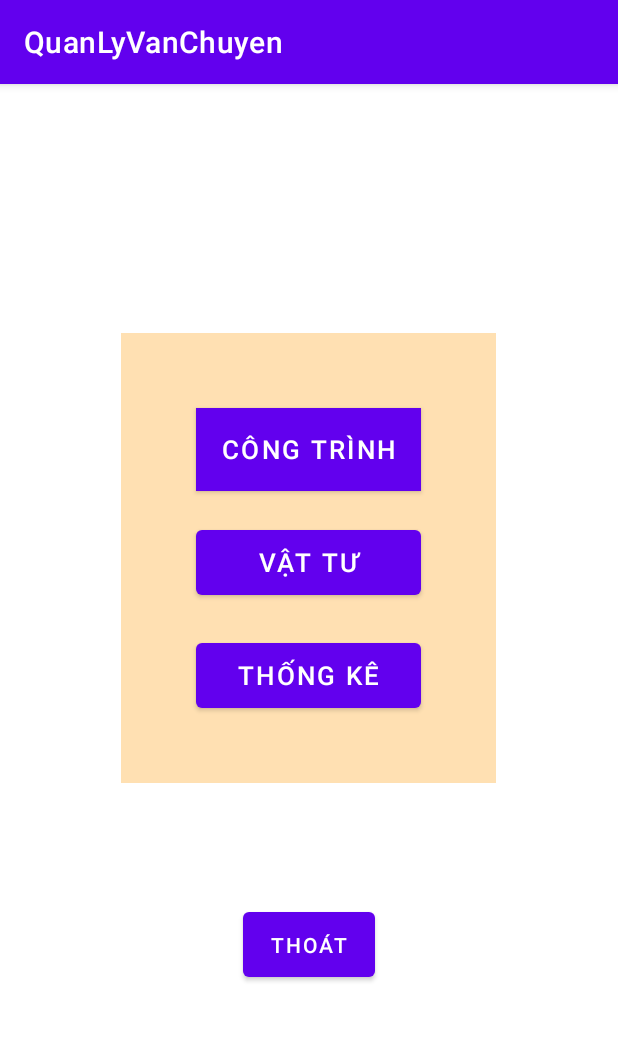
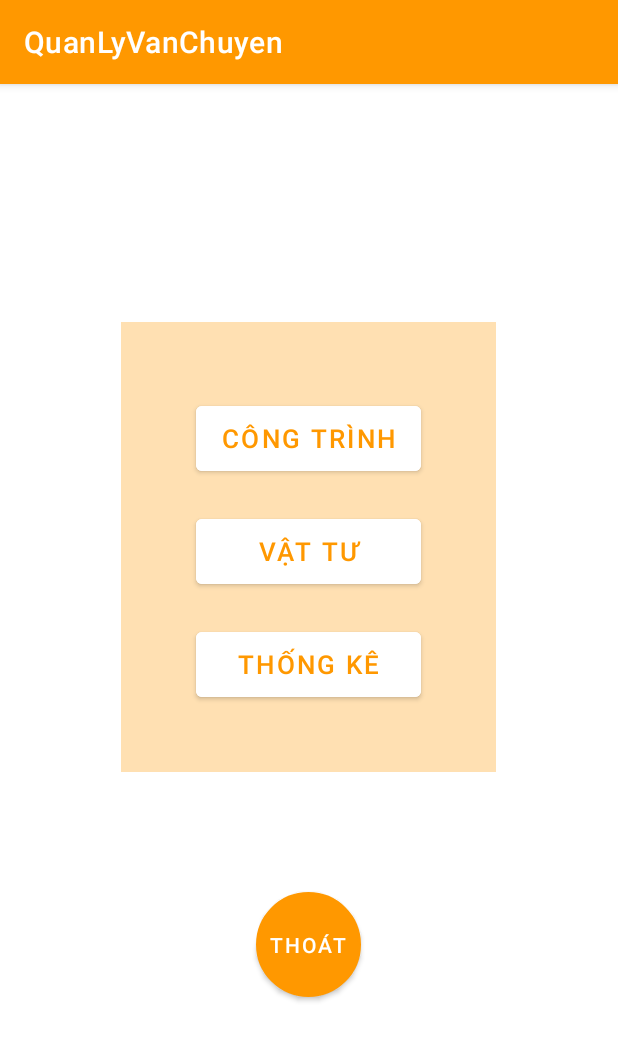
Before and after one commit to nhom11-Android/doAnGiuaKy, an Android app: the Menu screen opened directly, with no data from a screen before it, on a phone screen of 412 x 824 dp. Shown: the top 1041 px of the screen. Run offline under Robolectric (Android 15) with nearby library versions, the phone set to English and light mode, and no system bars.

Commit message:
custom_btn_chuyen_activity

```diff
--- a/doAn/app/src/main/java/com/buoi2/quanlyvanchuyen/Menu.java
+++ b/doAn/app/src/main/java/com/buoi2/quanlyvanchuyen/Menu.java
@@ -1,15 +1,58 @@
 package com.buoi2.quanlyvanchuyen;
 
 import androidx.appcompat.app.AppCompatActivity;
+
+import android.content.Intent;
 import android.os.Bundle;
-
+import android.view.View;
+import android.widget.Button;
 
 
 public class Menu extends AppCompatActivity {
-
+    Button btnXem_CT, btnXem_VT, btnXem_TK, btnThoat_menu;
     @Override
     protected void onCreate(Bundle savedInstanceState) {
         super.onCreate(savedInstanceState);
         setContentView(R.layout.activity_menu);
+        setControl();
+        setEvent();
+    }
+
+    private void setEvent() {
+        btnXem_CT.setOnClickListener(new View.OnClickListener() {
+            @Override
+            public void onClick(View v) {
+                Intent intent= new Intent(Menu.this, DanhSachCongTrinh.class);
+                startActivity(intent);
+            }
+        });
+        btnXem_VT.setOnClickListener(new View.OnClickListener() {
+            @Override
+            public void onClick(View v) {
+                Intent intent= new Intent(Menu.this, DanhSachVatTu.class);
+                startActivity(intent);
+            }
+        });
+        btnXem_TK.setOnClickListener(new View.OnClickListener() {
+            @Override
+            public void onClick(View v) {
+                Intent intent= new Intent(Menu.this, ThongKe.class);
+                startActivity(intent);
+            }
+        });
+        btnThoat_menu.setOnClickListener(new View.OnClickListener() {
+            @Override
+            public void onClick(View v) {
+                Intent intent= new Intent(Menu.this, MainActivity.class);
+                startActivity(intent);
+            }
+        });
+    }
+
+    private void setControl() {
+        btnXem_CT= findViewById(R.id.btnXem_CT);
+        btnXem_VT= findViewById(R.id.btnXem_VT);
+        btnXem_TK= findViewById(R.id.btnXem_TK);
+        btnThoat_menu= findViewById(R.id.btnThoat_menu);
     }
 }
--- /dev/null
+++ b/doAn/app/src/main/res/color/btn_background_color.xml
@@ -0,0 +1,6 @@
+<?xml version="1.0" encoding="utf-8"?>
+<selector xmlns:android="http://schemas.android.com/apk/res/android">
+    <item android:state_pressed="true" android:color="#FF9800"/>
+    <!--    <item android:state_selected="true" android:color="#FF9800"/>-->
+    <item android:color="@color/white"/>
+</selector>
--- /dev/null
+++ b/doAn/app/src/main/res/color/btn_text_color.xml
@@ -0,0 +1,5 @@
+<?xml version="1.0" encoding="utf-8"?>
+<selector xmlns:android="http://schemas.android.com/apk/res/android">
+    <item android:state_pressed="true" android:color="@color/white"/>
+    <item android:color="#FF9800"/>
+</selector>
--- /dev/null
+++ b/doAn/app/src/main/res/drawable/custom_btn_thoat.xml
@@ -0,0 +1,6 @@
+<?xml version="1.0" encoding="utf-8"?>
+<shape xmlns:android="http://schemas.android.com/apk/res/android" android:shape="rectangle">
+    <stroke android:color="#FF9800" android:width="2dp"/>
+    <corners android:radius="70dp"/>
+    <solid android:color="@color/white"/>
+</shape>
--- a/doAn/app/src/main/res/layout/activity_menu.xml
+++ b/doAn/app/src/main/res/layout/activity_menu.xml
@@ -16,32 +16,44 @@
         android:background="#FFE0B2">
 
         <Button
+            android:id="@+id/btnXem_CT"
             android:layout_marginTop="50dp"
             android:layout_width="150dp"
             android:layout_height="55dp"
             android:textSize="17dp"
             android:text="Công trình"
-            android:background="#FFFFFF"/>
+            android:backgroundTint="@color/btn_background_color"
+            android:textColor="@color/btn_text_color"
+            />
 
         <Button
+            android:id="@+id/btnXem_VT"
             android:layout_marginTop="20dp"
             android:layout_width="150dp"
             android:layout_height="55dp"
             android:textSize="17dp"
-            android:text="Vật tư"/>
+            android:text="Vật tư"
+            android:backgroundTint="@color/btn_background_color"
+            android:textColor="@color/btn_text_color"/>
 
         <Button
+            android:id="@+id/btnXem_TK"
             android:layout_marginTop="20dp"
             android:layout_width="150dp"
             android:layout_height="55dp"
             android:textSize="17dp"
-            android:text="Thống kê"/>
+            android:text="Thống kê"
+            android:backgroundTint="@color/btn_background_color"
+            android:textColor="@color/btn_text_color"/>
     </LinearLayout>
 
     <Button
+        android:id="@+id/btnThoat_menu"
         android:layout_marginTop="80dp"
-        android:layout_width="wrap_content"
-        android:layout_height="55dp"
+        android:padding="5dp"
+        android:layout_width="70dp"
+        android:layout_height="70dp"
+        android:background="@drawable/custom_btn_thoat"
         android:text="Thoát"/>
 
 
--- a/doAn/app/src/main/res/values/colors.xml
+++ b/doAn/app/src/main/res/values/colors.xml
@@ -1,7 +1,7 @@
 <?xml version="1.0" encoding="utf-8"?>
 <resources>
     <color name="purple_200">#FFBB86FC</color>
-    <color name="purple_500">#FF6200EE</color>
+    <color name="purple_500">#FF9800</color>
     <color name="purple_700">#FF3700B3</color>
     <color name="teal_200">#FF03DAC5</color>
     <color name="teal_700">#FF018786</color>
```
Also changed, not shown: doAn/app/src/main/AndroidManifest.xml (+14 -0 lines).
